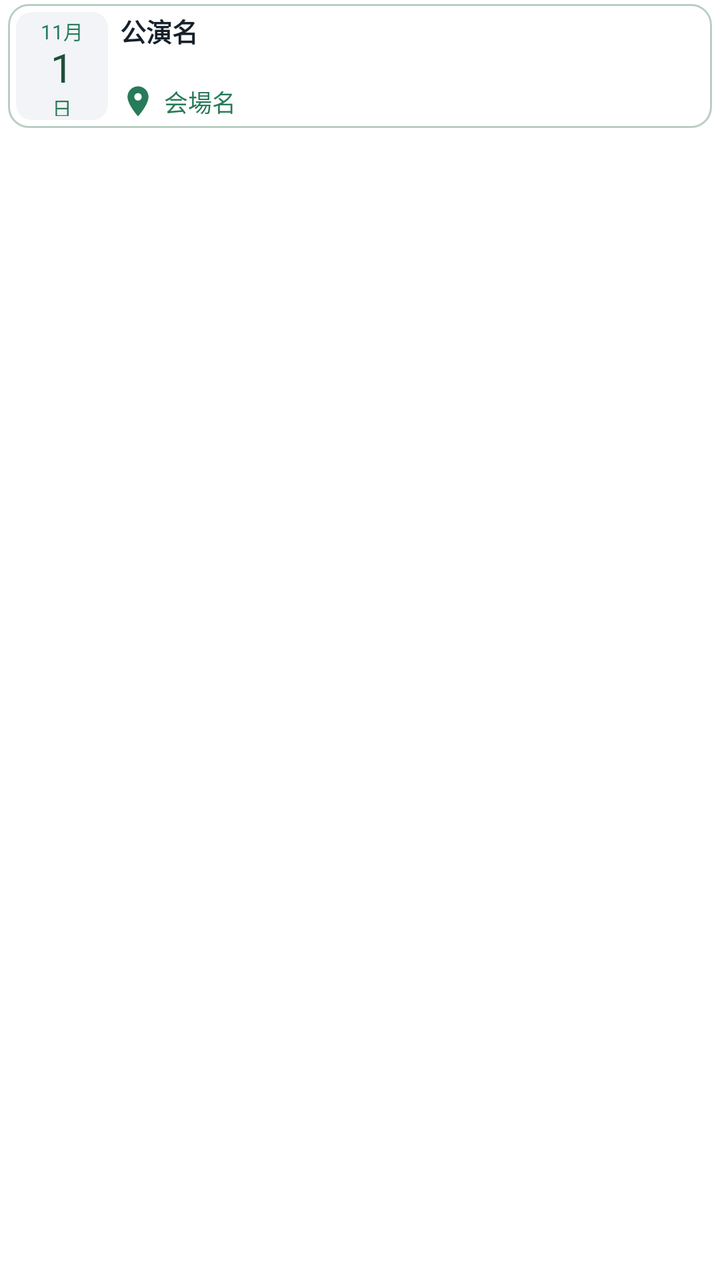
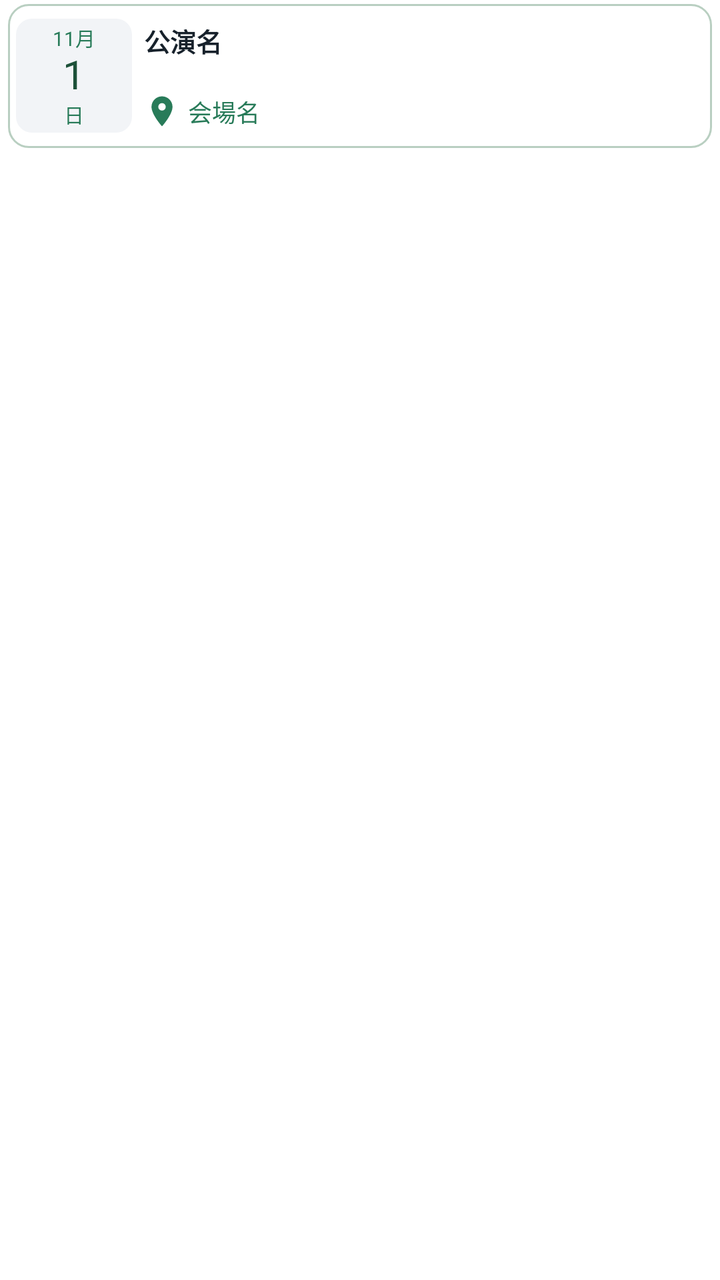

Before-and-after screenshots of an Android layout around one commit, followed by the original layout XML and the change that was made.
<!-- AndroidManifest.xml: fallback theme Theme.MaterialComponents.DayNight.NoActionBar -->
<!-- res/layout/ticket_widget_event_basic.xml -->
<FrameLayout xmlns:android="http://schemas.android.com/apk/res/android" android:layout_width="match_parent" android:layout_height="wrap_content" android:paddingLeft="4dp" android:paddingRight="4dp" android:paddingTop="2dp" android:paddingBottom="2dp">
  <LinearLayout android:id="@+id/ticket_row" android:layout_width="match_parent" android:layout_height="62sp" android:orientation="horizontal" android:gravity="center_vertical" android:padding="4dp" android:layout_marginBottom="0dp" android:background="@drawable/ticket_widget_row" android:layout_weight="0" android:layout_marginTop="0dp" android:layout_marginLeft="0dp" android:layout_marginRight="0dp">
    <LinearLayout android:id="@+id/ticket_date" android:layout_width="46dp" android:layout_height="wrap_content" android:minHeight="42dp" android:orientation="vertical" android:gravity="center" android:paddingTop="2dp" android:paddingBottom="2dp" android:background="@drawable/ticket_widget_date">
      <TextView android:id="@+id/ticket_month" android:maxLines="1" android:ellipsize="end" android:layout_width="wrap_content" android:layout_height="wrap_content" android:text="11月" android:textColor="#287B59" android:textSize="10sp" android:includeFontPadding="false" android:textStyle="normal" />
      <TextView android:id="@+id/ticket_day" android:layout_width="wrap_content" android:layout_height="wrap_content" android:text="1" android:textColor="#1D5139" android:textSize="20sp" android:textStyle="normal" android:includeFontPadding="false" />
      <TextView android:id="@+id/ticket_weekday" android:layout_width="wrap_content" android:layout_height="wrap_content" android:text="日" android:textColor="#287B59" android:textSize="10sp" android:includeFontPadding="false" android:textStyle="normal" />
    </LinearLayout>
    <LinearLayout android:layout_width="0dp" android:layout_weight="1" android:layout_height="wrap_content" android:orientation="vertical" android:layout_marginLeft="6dp">
      <TextView android:id="@+id/ticket_title" android:layout_width="match_parent" android:layout_height="wrap_content" android:text="公演名" android:textColor="#17212B" android:textSize="13sp" android:textStyle="bold" android:maxLines="1" android:ellipsize="end" android:includeFontPadding="false" android:lineSpacingExtra="1dp" />
      <LinearLayout android:id="@+id/ticket_badges" android:layout_width="match_parent" android:layout_height="wrap_content" android:orientation="horizontal" android:gravity="center_vertical" android:layout_marginTop="0dp" android:visibility="gone">
        <TextView android:id="@+id/ticket_site" android:layout_width="wrap_content" android:layout_height="wrap_content" android:textSize="11sp" android:textStyle="normal" android:paddingLeft="5dp" android:paddingRight="5dp" android:paddingTop="1dp" android:paddingBottom="1dp" android:maxLines="1" android:ellipsize="end" android:includeFontPadding="false" />
        <TextView android:id="@+id/ticket_more" android:layout_width="wrap_content" android:layout_height="wrap_content" android:layout_marginLeft="4dp" android:textSize="11sp" android:textColor="#52616D" android:maxLines="1" android:includeFontPadding="false" android:textStyle="normal" />
      </LinearLayout>
      <TextView android:id="@+id/ticket_open" android:layout_width="match_parent" android:layout_height="wrap_content" android:layout_marginLeft="0dp" android:textSize="11sp" android:textColor="#203047" android:maxLines="1" android:ellipsize="end" android:includeFontPadding="false" android:textStyle="normal" android:layout_marginTop="2dp" />
      <LinearLayout android:id="@+id/ticket_location" android:layout_width="match_parent" android:layout_height="wrap_content" android:orientation="horizontal" android:gravity="center_vertical" android:layout_marginTop="2dp">
        <TextView android:id="@+id/ticket_meta" android:layout_width="0dp" android:layout_height="wrap_content" android:text="会場名" android:textColor="#287B59" android:textSize="12sp" android:layout_marginTop="0dp" android:maxLines="1" android:ellipsize="end" android:includeFontPadding="false" android:layout_weight="1" android:textStyle="normal" android:drawableLeft="@drawable/ticket_widget_map_pin" android:drawablePadding="4dp" android:gravity="center_vertical" android:minHeight="18dp" />
      </LinearLayout>
      <LinearLayout android:id="@+id/ticket_timing_group" android:layout_width="match_parent" android:layout_height="wrap_content" android:orientation="horizontal" android:visibility="gone" android:paddingLeft="5dp" android:paddingRight="5dp" android:paddingTop="1dp" android:paddingBottom="1dp" android:layout_marginTop="2dp" android:background="@drawable/ticket_widget_timings" android:gravity="center_vertical">
        <TextView android:id="@+id/ticket_performance" android:textStyle="normal" android:layout_width="0dp" android:layout_height="wrap_content" android:visibility="gone" android:textColor="#24539B" android:textSize="11sp" android:layout_marginTop="0dp" android:maxLines="1" android:ellipsize="end" android:includeFontPadding="false" android:layout_weight="1" />
        <TextView android:id="@+id/ticket_meet" android:layout_width="0dp" android:layout_height="wrap_content" android:visibility="gone" android:textColor="#24539B" android:textSize="11sp" android:layout_marginTop="0dp" android:maxLines="1" android:ellipsize="end" android:includeFontPadding="false" android:textStyle="normal" android:layout_weight="1" android:layout_marginLeft="4dp" />
      </LinearLayout>
    </LinearLayout>
  </LinearLayout>
</FrameLayout>
<!-- resources referenced by this layout -->
<resources>
  <!-- drawable ticket_widget_date (drawable) -->
  <shape xmlns:android="http://schemas.android.com/apk/res/android"><solid android:color="#F2F4F7"/><corners android:radius="8dp"/></shape>
  <!-- drawable ticket_widget_map_pin (drawable) -->
  <vector xmlns:android="http://schemas.android.com/apk/res/android" android:width="18dp" android:height="18dp" android:viewportWidth="24" android:viewportHeight="24">
    <path android:fillColor="#287B59" android:pathData="M12,2C8.13,2 5,5.13 5,9c0,5.25 7,13 7,13s7,-7.75 7,-13c0,-3.87 -3.13,-7 -7,-7zM12,11.5a2.5,2.5 0,1 1,0 -5a2.5,2.5 0,0 1,0 5z"/>
  </vector>
  <!-- drawable ticket_widget_row (drawable) -->
  <selector xmlns:android="http://schemas.android.com/apk/res/android">
    <item android:state_pressed="true"><shape><solid android:color="#EAF4ED"/><stroke android:width="1dp" android:color="#7EAC91"/><corners android:radius="10dp"/></shape></item>
    <item><shape><solid android:color="#FFFFFF"/><stroke android:width="1dp" android:color="#B9CFC1"/><corners android:radius="10dp"/></shape></item>
  </selector>
  <!-- drawable ticket_widget_timings (drawable) -->
  <shape xmlns:android="http://schemas.android.com/apk/res/android"><solid android:color="#EEF3FB"/><corners android:radius="5dp"/></shape>
</resources>

<!-- the commit's change to res/layout/ticket_widget_event_basic.xml (unified diff, before → after) -->
@@ -1,14 +1,16 @@
 <FrameLayout xmlns:android="http://schemas.android.com/apk/res/android" android:layout_width="match_parent" android:layout_height="wrap_content" android:paddingLeft="4dp" android:paddingRight="4dp" android:paddingTop="2dp" android:paddingBottom="2dp">
-  <LinearLayout android:id="@+id/ticket_row" android:layout_width="match_parent" android:layout_height="62sp" android:orientation="horizontal" android:gravity="center_vertical" android:padding="4dp" android:layout_marginBottom="0dp" android:background="@drawable/ticket_widget_row" android:layout_weight="0" android:layout_marginTop="0dp" android:layout_marginLeft="0dp" android:layout_marginRight="0dp">
-    <LinearLayout android:id="@+id/ticket_date" android:layout_width="46dp" android:layout_height="wrap_content" android:minHeight="42dp" android:orientation="vertical" android:gravity="center" android:paddingTop="2dp" android:paddingBottom="2dp" android:background="@drawable/ticket_widget_date">
+  <LinearLayout android:id="@+id/ticket_row" android:layout_width="match_parent" android:layout_height="72sp" android:orientation="horizontal" android:gravity="center_vertical" android:padding="4dp" android:layout_marginBottom="0dp" android:background="@drawable/ticket_widget_row" android:layout_weight="0" android:layout_marginTop="0dp" android:layout_marginLeft="0dp" android:layout_marginRight="0dp">
+    <LinearLayout android:id="@+id/ticket_date" android:layout_width="58dp" android:layout_height="wrap_content" android:minHeight="42dp" android:orientation="vertical" android:gravity="center" android:paddingTop="2dp" android:paddingBottom="2dp" android:background="@drawable/ticket_widget_date">
       <TextView android:id="@+id/ticket_month" android:maxLines="1" android:ellipsize="end" android:layout_width="wrap_content" android:layout_height="wrap_content" android:text="11月" android:textColor="#287B59" android:textSize="10sp" android:includeFontPadding="false" android:textStyle="normal" />
       <TextView android:id="@+id/ticket_day" android:layout_width="wrap_content" android:layout_height="wrap_content" android:text="1" android:textColor="#1D5139" android:textSize="20sp" android:textStyle="normal" android:includeFontPadding="false" />
       <TextView android:id="@+id/ticket_weekday" android:layout_width="wrap_content" android:layout_height="wrap_content" android:text="日" android:textColor="#287B59" android:textSize="10sp" android:includeFontPadding="false" android:textStyle="normal" />
+      <LinearLayout android:id="@+id/ticket_badges" android:layout_width="match_parent" android:layout_height="wrap_content" android:orientation="horizontal" android:gravity="center" android:layout_marginTop="1dp" android:visibility="gone">
+        <TextView android:id="@+id/ticket_site" android:layout_width="wrap_content" android:layout_height="wrap_content" android:textSize="9sp" android:textStyle="normal" android:paddingLeft="3dp" android:paddingRight="3dp" android:paddingTop="0dp" android:paddingBottom="0dp" android:maxLines="1" android:ellipsize="end" android:includeFontPadding="false" />
+      </LinearLayout>
     </LinearLayout>
     <LinearLayout android:layout_width="0dp" android:layout_weight="1" android:layout_height="wrap_content" android:orientation="vertical" android:layout_marginLeft="6dp">
-      <TextView android:id="@+id/ticket_title" android:layout_width="match_parent" android:layout_height="wrap_content" android:text="公演名" android:textColor="#17212B" android:textSize="13sp" android:textStyle="bold" android:maxLines="1" android:ellipsize="end" android:includeFontPadding="false" android:lineSpacingExtra="1dp" />
-      <LinearLayout android:id="@+id/ticket_badges" android:layout_width="match_parent" android:layout_height="wrap_content" android:orientation="horizontal" android:gravity="center_vertical" android:layout_marginTop="0dp" android:visibility="gone">
-        <TextView android:id="@+id/ticket_site" android:layout_width="wrap_content" android:layout_height="wrap_content" android:textSize="11sp" android:textStyle="normal" android:paddingLeft="5dp" android:paddingRight="5dp" android:paddingTop="1dp" android:paddingBottom="1dp" android:maxLines="1" android:ellipsize="end" android:includeFontPadding="false" />
+      <LinearLayout android:layout_width="match_parent" android:layout_height="wrap_content" android:orientation="horizontal" android:gravity="center_vertical">
+        <TextView android:id="@+id/ticket_title" android:layout_width="0dp" android:layout_height="wrap_content" android:text="公演名" android:textColor="#17212B" android:textSize="13sp" android:textStyle="bold" android:maxLines="1" android:ellipsize="end" android:includeFontPadding="false" android:lineSpacingExtra="1dp" android:layout_weight="1" />
         <TextView android:id="@+id/ticket_more" android:layout_width="wrap_content" android:layout_height="wrap_content" android:layout_marginLeft="4dp" android:textSize="11sp" android:textColor="#52616D" android:maxLines="1" android:includeFontPadding="false" android:textStyle="normal" />
       </LinearLayout>
       <TextView android:id="@+id/ticket_open" android:layout_width="match_parent" android:layout_height="wrap_content" android:layout_marginLeft="0dp" android:textSize="11sp" android:textColor="#203047" android:maxLines="1" android:ellipsize="end" android:includeFontPadding="false" android:textStyle="normal" android:layout_marginTop="2dp" />
